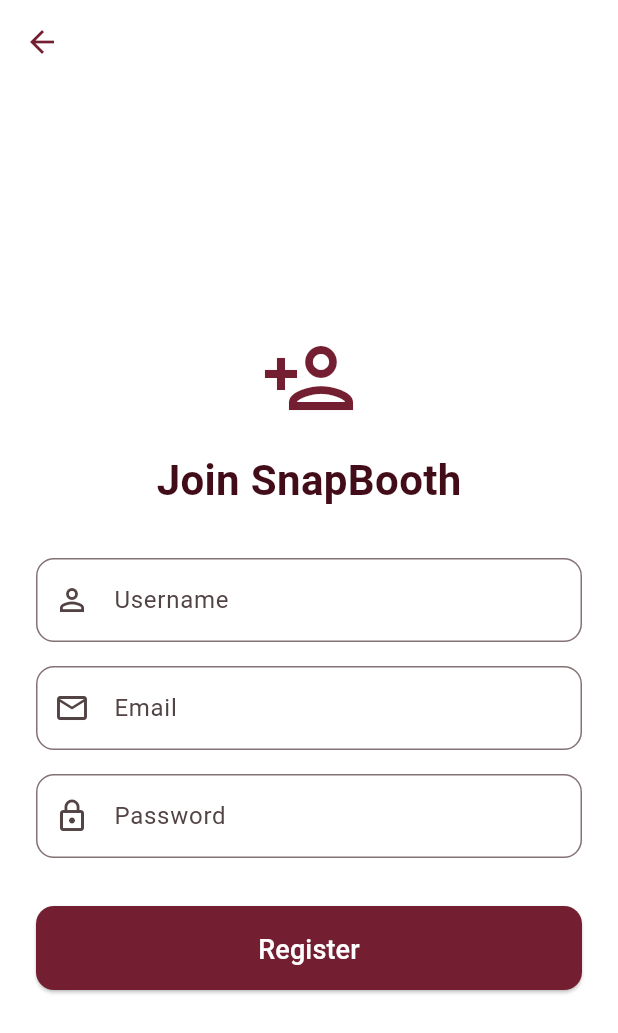
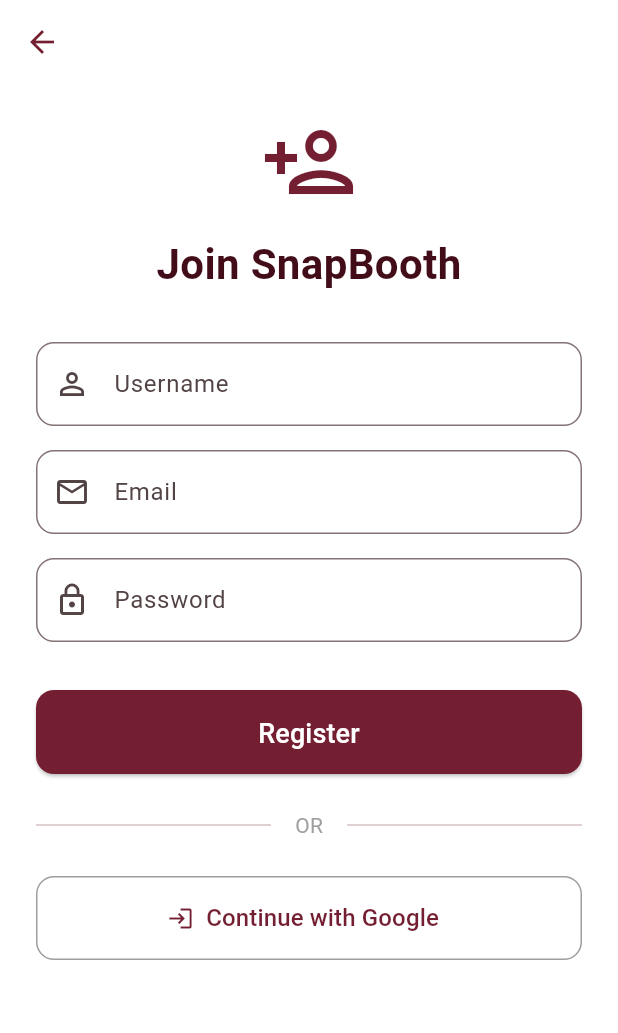
Before and after one commit to Rophile/PABP, a Flutter app: the screen it shows after launch, after a tap on "Register", on a phone screen of 412 x 824 dp. Shown: the top 1033 px of the screen. Run offline on Flutter 3.47's test engine with Material 3 defaults, Android fonts, the phone set to English and light mode, and no system bars; our stand-ins replace camera, google_sign_in, permission_handler, share_plus, supabase_flutter; missing offline and left inert: gal; accounts and stored records are empty; network calls fail.

Commit message:
fix eror in the button continue with google

```diff
--- a/snapbooth_mobile/lib/screens/login_screen.dart
+++ b/snapbooth_mobile/lib/screens/login_screen.dart
@@ -53,24 +53,29 @@
     final theme = Theme.of(context);
 
     return Scaffold(
-      body: Center(
+      body: SafeArea(
         child: SingleChildScrollView(
-          padding: const EdgeInsets.all(24.0),
+          padding: const EdgeInsets.symmetric(horizontal: 24.0, vertical: 40.0),
           child: Column(
             mainAxisAlignment: MainAxisAlignment.center,
+            crossAxisAlignment: CrossAxisAlignment.center,
             children: [
               // Logo or App Name
               const Icon(Icons.camera_enhance, size: 80, color: Color(0xFF741E31)),
               const SizedBox(height: 16),
               const Text(
                 'SnapBooth',
+                textAlign: TextAlign.center,
                 style: TextStyle(
                   fontSize: 32,
                   fontWeight: FontWeight.bold,
                   color: Color(0xFF420D19),
                 ),
               ),
-              const Text('Capture moments, create memories'),
+              const Text(
+                'Capture moments, create memories',
+                textAlign: TextAlign.center,
+              ),
               const SizedBox(height: 48),
 
               Form(
@@ -112,15 +117,18 @@
                 ),
               ),
 
-              const SizedBox(height: 16),
+              const SizedBox(height: 24),
               const Row(
                 children: [
                   Expanded(child: Divider()),
-                  Padding(padding: EdgeInsets.symmetric(horizontal: 16), child: Text('OR')),
+                  Padding(
+                    padding: EdgeInsets.symmetric(horizontal: 16),
+                    child: Text('OR', style: TextStyle(color: Colors.grey)),
+                  ),
                   Expanded(child: Divider()),
                 ],
               ),
-              const SizedBox(height: 16),
+              const SizedBox(height: 24),
 
               // Google Sign In
               SizedBox(
@@ -131,8 +139,16 @@
                   icon: Image.network(
                     'https://upload.wikimedia.org/wikipedia/commons/thumb/5/53/Google_%22G%22_Logo.svg/512px-Google_%22G%22_Logo.svg.png',
                     height: 24,
+                    width: 24,
+                    errorBuilder: (context, error, stackTrace) => const Icon(Icons.login),
                   ),
-                  label: const Text('Continue with Google', style: TextStyle(fontSize: 16)),
+                  label: const Flexible(
+                    child: Text(
+                      'Continue with Google',
+                      style: TextStyle(fontSize: 16),
+                      overflow: TextOverflow.ellipsis,
+                    ),
+                  ),
                   style: OutlinedButton.styleFrom(
                     shape: RoundedRectangleBorder(borderRadius: BorderRadius.circular(12)),
                     side: const BorderSide(color: Colors.grey),
@@ -141,8 +157,9 @@
               ),
 
               const SizedBox(height: 32),
-              Row(
-                mainAxisAlignment: MainAxisAlignment.center,
+              Wrap(
+                alignment: WrapAlignment.center,
+                crossAxisAlignment: WrapCrossAlignment.center,
                 children: [
                   const Text("Don't have an account? "),
                   TextButton(
--- a/snapbooth_mobile/lib/screens/register_screen.dart
+++ b/snapbooth_mobile/lib/screens/register_screen.dart
@@ -58,15 +58,17 @@
         foregroundColor: const Color(0xFF741E31),
         elevation: 0,
       ),
-      body: Center(
+      body: SafeArea(
         child: SingleChildScrollView(
-          padding: const EdgeInsets.all(24.0),
+          padding: const EdgeInsets.symmetric(horizontal: 24.0, vertical: 20.0),
           child: Column(
+            crossAxisAlignment: CrossAxisAlignment.center,
             children: [
               const Icon(Icons.person_add_outlined, size: 64, color: Color(0xFF741E31)),
               const SizedBox(height: 16),
               const Text(
                 'Join SnapBooth',
+                textAlign: TextAlign.center,
                 style: TextStyle(
                   fontSize: 28,
                   fontWeight: FontWeight.bold,
@@ -124,6 +126,53 @@
                             : const Text('Register', style: TextStyle(fontSize: 18)),
                       ),
                     ),
+                    const SizedBox(height: 24),
+                    const Row(
+                      children: [
+                        Expanded(child: Divider()),
+                        Padding(
+                          padding: EdgeInsets.symmetric(horizontal: 16),
+                          child: Text('OR', style: TextStyle(color: Colors.grey)),
+                        ),
+                        Expanded(child: Divider()),
+                      ],
+                    ),
+                    const SizedBox(height: 24),
+                    SizedBox(
+                      width: double.infinity,
+                      height: 56,
+                      child: OutlinedButton.icon(
+                        onPressed: authProvider.isLoading
+                            ? null
+                            : () async {
+                                await authProvider.signInWithGoogle();
+                                if (mounted && authProvider.error != null) {
+                                  ScaffoldMessenger.of(context).showSnackBar(
+                                    SnackBar(content: Text(authProvider.error!)),
+                                  );
+                                } else if (mounted && authProvider.isAuthenticated) {
+                                  Navigator.of(context).popUntil((route) => route.isFirst);
+                                }
+                              },
+                        icon: Image.network(
+                          'https://upload.wikimedia.org/wikipedia/commons/thumb/5/53/Google_%22G%22_Logo.svg/512px-Google_%22G%22_Logo.svg.png',
+                          height: 24,
+                          width: 24,
+                          errorBuilder: (context, error, stackTrace) => const Icon(Icons.login),
+                        ),
+                        label: const Flexible(
+                          child: Text(
+                            'Continue with Google',
+                            style: TextStyle(fontSize: 16),
+                            overflow: TextOverflow.ellipsis,
+                          ),
+                        ),
+                        style: OutlinedButton.styleFrom(
+                          shape: RoundedRectangleBorder(borderRadius: BorderRadius.circular(12)),
+                          side: const BorderSide(color: Colors.grey),
+                        ),
+                      ),
+                    ),
                   ],
                 ),
               ),
```
